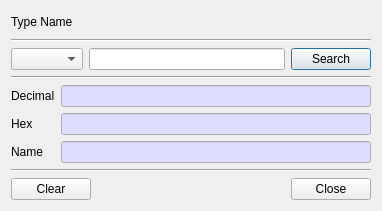
Above: CryptokiMan/type_name_dlg.ui from jykim74/CryptokiMan before the change. Below: the same form after it.
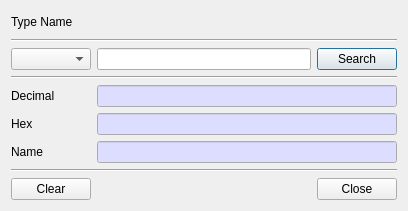
That is the form after the change.

Patch:
```diff
--- a/CryptokiMan/type_name_dlg.ui
+++ b/CryptokiMan/type_name_dlg.ui
@@ -6,7 +6,7 @@
    <rect>
     <x>0</x>
     <y>0</y>
-    <width>382</width>
+    <width>406</width>
     <height>211</height>
    </rect>
   </property>
@@ -31,7 +31,14 @@
    <item>
     <layout class="QGridLayout" name="gridLayout_3">
      <item row="0" column="0">
-      <widget class="QComboBox" name="mTypeCombo"/>
+      <widget class="QComboBox" name="mTypeCombo">
+       <property name="minimumSize">
+        <size>
+         <width>80</width>
+         <height>0</height>
+        </size>
+       </property>
+      </widget>
      </item>
      <item row="0" column="1">
       <widget class="QLineEdit" name="mSearchText"/>
@@ -63,6 +70,12 @@
      </item>
      <item row="0" column="0">
       <widget class="QLabel" name="label_2">
+       <property name="minimumSize">
+        <size>
+         <width>80</width>
+         <height>0</height>
+        </size>
+       </property>
        <property name="text">
         <string>Decimal</string>
        </property>
```
